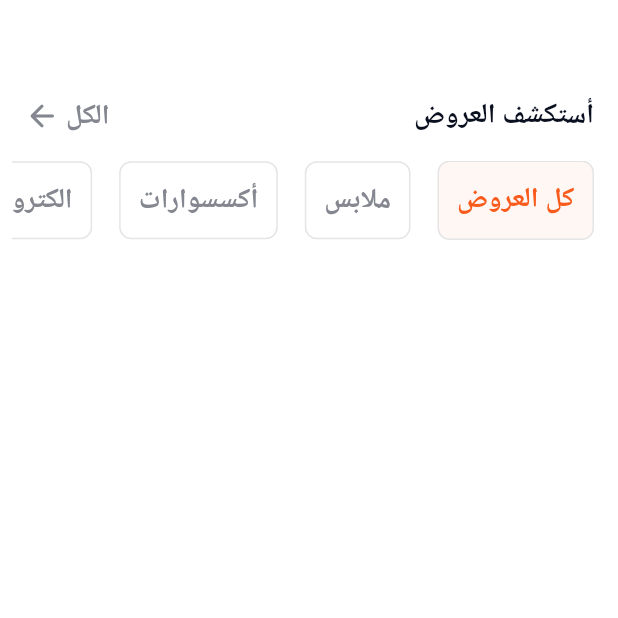
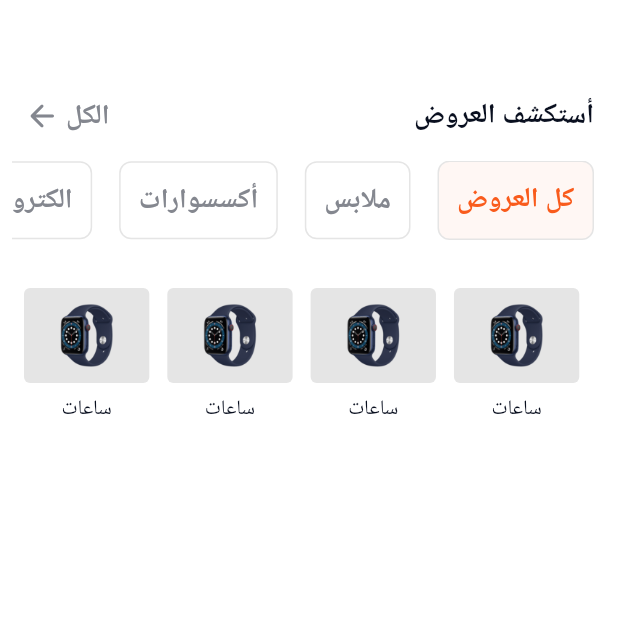
Before and after one commit to khaledkhalifa74/OtexAppTask-Khaled-Khalifa-, a Flutter app: the screen it shows after launch, on a phone screen of 412 x 824 dp, the top half of it. Run offline on Flutter 3.47's test engine with Material 3 defaults, Android fonts, the phone set to English and light mode, and no system bars; drawn by our look-alikes of chips_choice; our stand-ins replace flutter_bloc, flutter_screenutil, go_router, google_fonts; Roboto replaces fonts that are missing (Tajawal).

Commit message:
create product category list view

```diff
--- /dev/null
+++ b/devtools_options.yaml
@@ -0,0 +1,3 @@
+description: This file stores settings for Dart & Flutter DevTools.
+documentation: https://docs.flutter.dev/tools/devtools/extensions#configure-extension-enablement-states
+extensions:
--- a/lib/core/utils/assets.dart
+++ b/lib/core/utils/assets.dart
@@ -0,0 +1,3 @@
+class AssetsData{
+  static const watchItem = 'assets/images/watch.png';
+}
--- a/lib/core/utils/colors.dart
+++ b/lib/core/utils/colors.dart
@@ -11,4 +11,5 @@ const kSuccessColor = Color(0xff3A813F);
 const kRedColor = Color(0xffFF4144);
 const kItemsColor = Color(0xff3B4CF2);
 const kMidNavBarColor = Color(0xff0062E2);
+const kGreyColor = Color(0xffe5e5e5);
 const kWhiteColor = Colors.white;
--- a/lib/features/home/presentation/views/widgets/home_view_body.dart
+++ b/lib/features/home/presentation/views/widgets/home_view_body.dart
@@ -1,6 +1,7 @@
 import 'package:flutter/material.dart';
 import 'package:otex_app_task/features/home/presentation/views/widgets/custom_home_chip_choice.dart';
 import 'package:otex_app_task/features/home/presentation/views/widgets/custom_home_header.dart';
+import 'package:otex_app_task/features/home/presentation/views/widgets/product_category_list_view.dart';
 
 class HomeViewBody extends StatefulWidget {
   const HomeViewBody({super.key});
@@ -32,6 +33,8 @@ class _HomeViewBodyState extends State<HomeViewBody> {
               });
             },
         ),
+        const SizedBox(height: 32),
+        const ProductCategoryListView(),
       ],
     );
   }
--- /dev/null
+++ b/lib/features/home/presentation/views/widgets/product_category_item.dart
@@ -0,0 +1,50 @@
+import 'package:flutter/material.dart';
+import 'package:flutter_screenutil/flutter_screenutil.dart';
+import 'package:otex_app_task/core/utils/colors.dart';
+import 'package:otex_app_task/core/utils/styles.dart';
+
+class ProductCategoryItem extends StatelessWidget {
+  final String image;
+  final String title;
+  const ProductCategoryItem({
+    super.key, required this.image, required this.title,
+  });
+
+  @override
+  Widget build(BuildContext context) {
+    return Column(
+      children: [
+        SizedBox(
+          width: 73.w,
+          height: 53.h,
+          child: Stack(
+            children: [
+              Container(
+                width: 73.w,
+                height: 53.h,
+                decoration: BoxDecoration(
+                  color: kGreyColor,
+                  borderRadius: BorderRadius.circular(4),
+                ),
+              ),
+              Center(
+                child: Image.asset(
+                  image,
+                  height: 45,
+                  width: 45,
+                ),
+              ),
+            ],
+          ),
+        ),
+        const SizedBox(height: 8),
+        Text(
+          title,
+          style: Styles.textStyle12.copyWith(
+            fontWeight: FontWeight.w500,
+          ),
+        ),
+      ],
+    );
+  }
+}
--- /dev/null
+++ b/lib/features/home/presentation/views/widgets/product_category_list_view.dart
@@ -0,0 +1,33 @@
+import 'package:flutter/material.dart';
+import 'package:otex_app_task/core/utils/assets.dart';
+import 'package:otex_app_task/features/home/presentation/views/widgets/product_category_item.dart';
+
+class ProductCategoryListView extends StatelessWidget {
+  const ProductCategoryListView({
+    super.key,
+  });
+
+  @override
+  Widget build(BuildContext context) {
+    return Expanded(
+      child: Padding(
+        padding: const EdgeInsets.only(right: 16,left: 4),
+        child: ListView.builder(
+          scrollDirection: Axis.horizontal,
+          itemCount: 10,
+          itemBuilder: (context,index){
+            return Padding(
+              padding: const EdgeInsets.only(
+                left: 12,
+              ),
+              child: ProductCategoryItem(
+                image: AssetsData.watchItem,
+                title: 'ساعات',
+              ),
+            );
+          },
+        ),
+      ),
+    );
+  }
+}
--- a/pubspec.yaml
+++ b/pubspec.yaml
@@ -63,9 +63,8 @@ flutter:
   uses-material-design: true
 
   # To add assets to your application, add an assets section, like this:
-  # assets:
-  #   - images/a_dot_burr.jpeg
-  #   - images/a_dot_ham.jpeg
+  assets:
+    - assets/images/
 
   # An image asset can refer to one or more resolution-specific "variants", see
   # https://flutter.dev/to/resolution-aware-images
```
Also changed, not shown: assets/images/watch.png (added).
